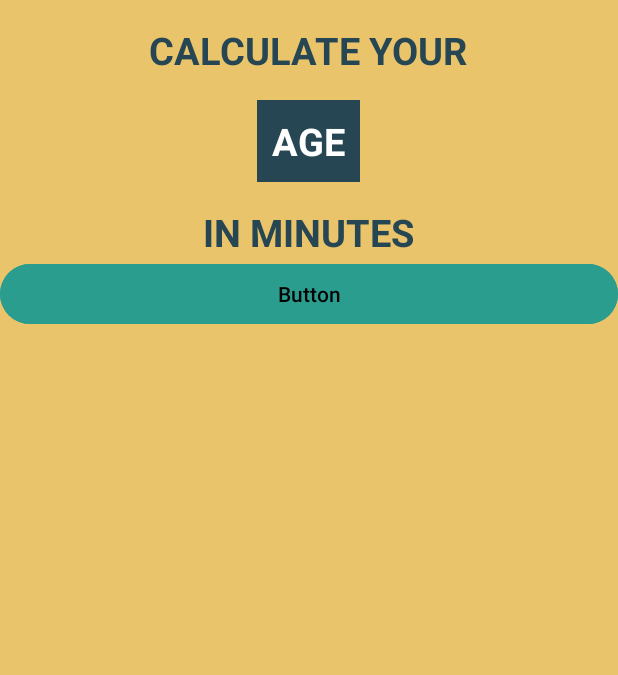
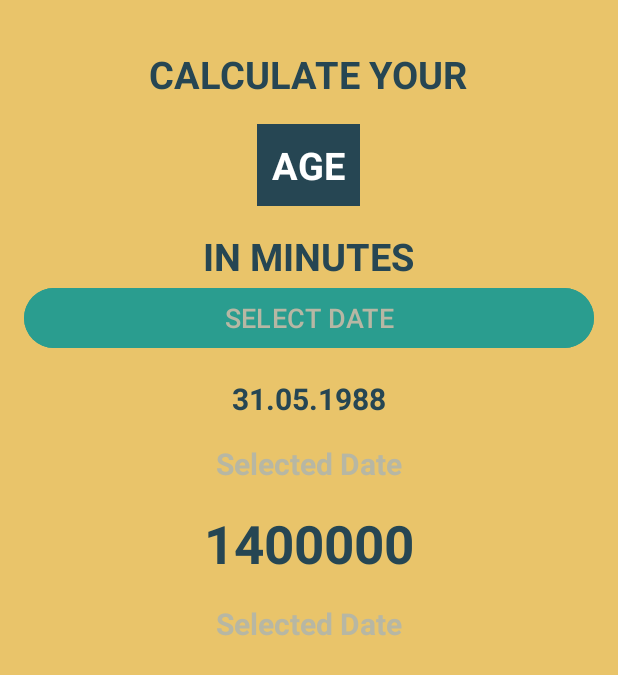
Before and after one commit to KimKyungWon0519/AndroidStudy, an Android app: the screen it shows after launch (MainActivity), on a phone screen of 412 x 824 dp. Shown: the top 675 px of the screen. Run offline under Robolectric (Android 15) with nearby library versions, the phone set to English and light mode, and no system bars.

Commit message:
분 단위 나이 계산기 - ch 3

```diff
--- a/DOBCalc/app/src/main/res/layout/activity_main.xml
+++ b/DOBCalc/app/src/main/res/layout/activity_main.xml
@@ -8,6 +8,7 @@
     android:gravity="center_horizontal"
     android:orientation="vertical"
     android:background="@color/bgColor"
+    android:padding="16dp"
     >
 
     <TextView
@@ -46,8 +47,49 @@
         android:id="@+id/button"
         android:layout_width="match_parent"
         android:layout_height="wrap_content"
-        android:text="Button"
-        android:textColor="@color/black"
+        android:text="SELECT DATE"
+        android:textColor="@color/lightGrey"
+        android:textSize="18sp"
         android:backgroundTint="@color/btnBgColor"/>
 
+    <TextView
+        android:layout_width="wrap_content"
+        android:layout_height="wrap_content"
+        android:layout_marginTop="16dp"
+        android:text="31.05.1988"
+        android:textColor="@color/textBlue"
+        android:textSize="20sp"
+        android:textStyle="bold"
+        />
+
+    <TextView
+        android:layout_width="wrap_content"
+        android:layout_height="wrap_content"
+        android:layout_marginTop="16dp"
+        android:text="Selected Date"
+        android:textColor="@color/lightGrey"
+        android:textSize="20sp"
+        android:textStyle="bold"
+        />
+
+    <TextView
+        android:layout_width="wrap_content"
+        android:layout_height="wrap_content"
+        android:layout_marginTop="16dp"
+        android:text="1400000"
+        android:textColor="@color/textBlue"
+        android:textSize="35sp"
+        android:textStyle="bold"
+        />
+
+    <TextView
+        android:layout_width="wrap_content"
+        android:layout_height="wrap_content"
+        android:layout_marginTop="16dp"
+        android:text="Selected Date"
+        android:textColor="@color/lightGrey"
+        android:textSize="20sp"
+        android:textStyle="bold"
+        />
+
 </LinearLayout>
--- a/DOBCalc/app/src/main/res/values/colors.xml
+++ b/DOBCalc/app/src/main/res/values/colors.xml
@@ -5,4 +5,5 @@
     <color name="textBlue">#264653</color>
     <color name="bgColor">#e9c46a</color>
     <color name="btnBgColor">#2a9d8f</color>
+    <color name="lightGrey">#b7b7a4</color>
 </resources>
--- a/DOBCalc/app/src/main/res/values/strings.xml
+++ b/DOBCalc/app/src/main/res/values/strings.xml
@@ -1,3 +1,3 @@
 <resources>
-    <string name="app_name">DOBCalc</string>
+    <string name="app_name">Aga In Minutes</string>
 </resources>
```
